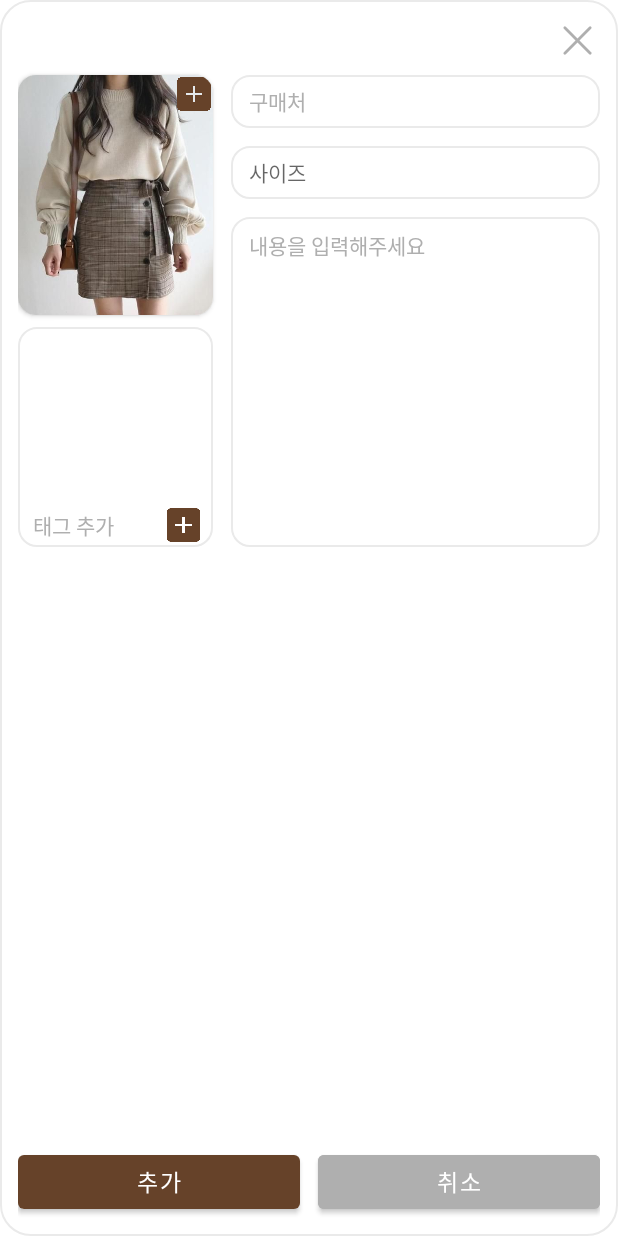
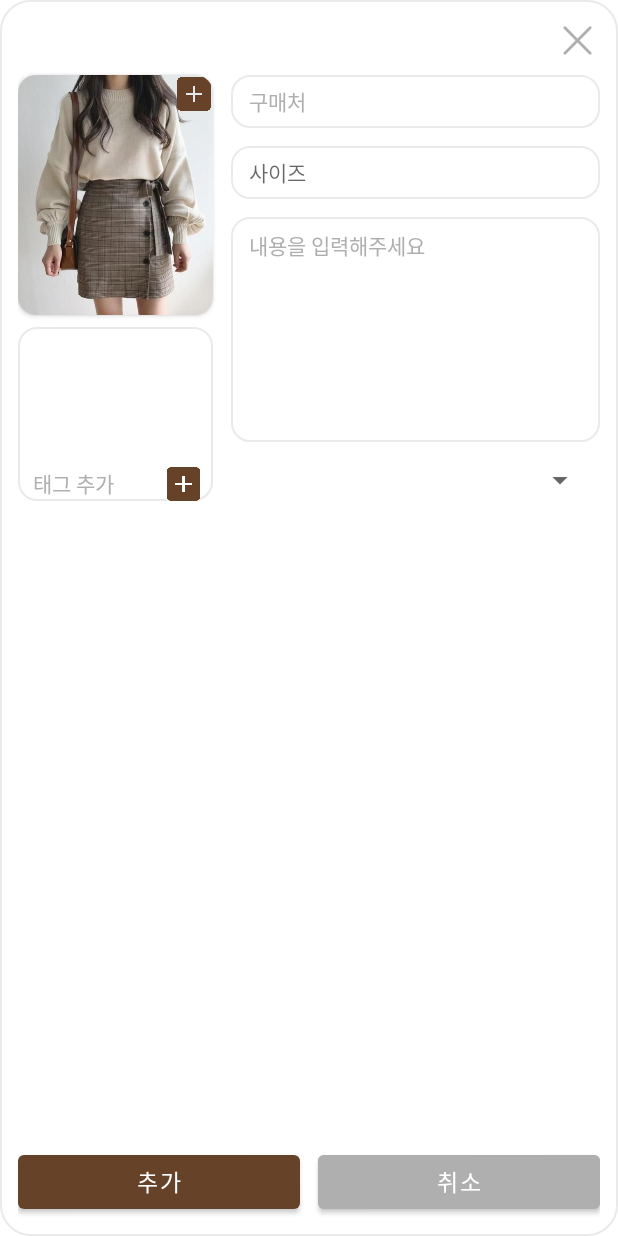
Before and after one commit to wooseok9872/test, an Android app built with Jetpack Compose: the layout fragment_dialog_cloth_add.xml on its own in the app's theme, with its tools: preview values and no code run, on a phone screen of 412 x 824 dp. Run offline under Robolectric (Android 15) with nearby library versions, the phone set to English and light mode, and no system bars; Roboto replaces fonts that are not available here.

```diff
--- a/Hanger/app/src/main/java/com/se/hanger/view/login/LoginActivity.kt
+++ b/Hanger/app/src/main/java/com/se/hanger/view/login/LoginActivity.kt
@@ -59,6 +59,7 @@ class LoginActivity(
                                     MainActivity::class.java
                                 )
                             )
+                            finish()
                         } ?: showSnackBar("아이디와 패스워드를 다시 확인해주세요!")
                     }
                 } else {
--- a/Hanger/app/src/main/res/layout/fragment_dialog_cloth_add.xml
+++ b/Hanger/app/src/main/res/layout/fragment_dialog_cloth_add.xml
@@ -94,7 +94,7 @@
         <EditText
             android:id="@+id/memo_et"
             android:layout_width="0dp"
-            android:layout_height="220dp"
+            android:layout_height="150dp"
             android:layout_marginLeft="12dp"
             android:layout_marginTop="12dp"
             android:background="@drawable/round_white_gray_12"
@@ -102,20 +102,30 @@
             android:hint="내용을 입력해주세요"
             android:paddingHorizontal="12dp"
             android:paddingVertical="8dp"
+            android:textColor="@color/black"
             android:textColorHint="@color/gray500"
-            android:textColor="@color/black"
             android:textSize="14sp"
             app:layout_constraintLeft_toRightOf="@+id/photo_add_btn"
             app:layout_constraintRight_toRightOf="parent"
             app:layout_constraintTop_toBottomOf="@+id/size_select_btn" />
 
+        <Spinner
+            android:id="@+id/category_add"
+            android:layout_width="240dp"
+            android:layout_height="27dp"
+            android:layout_marginTop="12dp"
+            app:layout_constraintEnd_toEndOf="@+id/memo_et"
+            app:layout_constraintStart_toStartOf="@+id/memo_et"
+            app:layout_constraintTop_toBottomOf="@+id/memo_et" />
+
         <LinearLayout
+            android:id="@+id/linearLayout"
             android:layout_width="130dp"
             android:layout_height="0dp"
             android:layout_marginTop="8dp"
             android:background="@drawable/round_white_gray_12"
             android:orientation="vertical"
-            app:layout_constraintBottom_toBottomOf="@id/memo_et"
+            app:layout_constraintBottom_toBottomOf="@+id/category_add"
             app:layout_constraintLeft_toLeftOf="parent"
             app:layout_constraintTop_toBottomOf="@+id/photo_add_btn">
 
@@ -140,13 +150,13 @@
                     android:layout_width="0dp"
                     android:layout_height="match_parent"
                     android:layout_weight="7"
+                    android:background="@null"
+                    android:gravity="left|center"
                     android:hint="태그 추가"
-                    android:textSize="14sp"
-                    android:gravity="left|center"
                     android:paddingLeft="10dp"
+                    android:textColor="@color/black"
                     android:textColorHint="@color/gray500"
-                    android:textColor="@color/black"
-                    android:background="@null" />
+                    android:textSize="14sp" />
 
                 <ImageView
                     android:id="@+id/tag_add_btn"
```
Also changed, not shown: Hanger/app/src/main/java/com/se/hanger/view/cloth/ClothAddDialogFragment.kt (+20 -9 lines), Hanger/app/src/main/java/com/se/hanger/view/cloth/ClothFragment.kt (+5 -2 lines), Hanger/app/src/main/res/layout/category_add_spinner.xml (added, +18 -0 lines), Hanger/app/src/main/res/layout/fragment_cloth.xml (+7 -0 lines).
